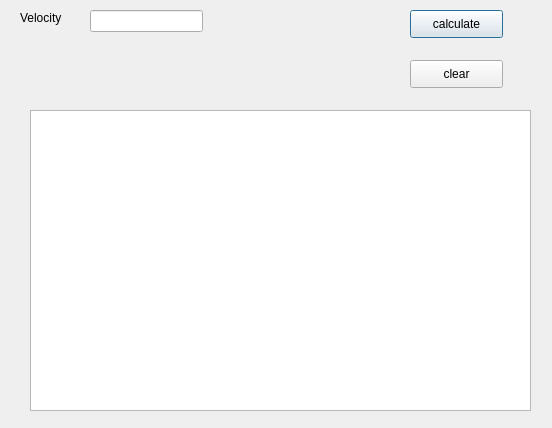
Before: the Qt Designer form trajui/trajectoryui.ui in jw3/traj, drawn with Qt 5.
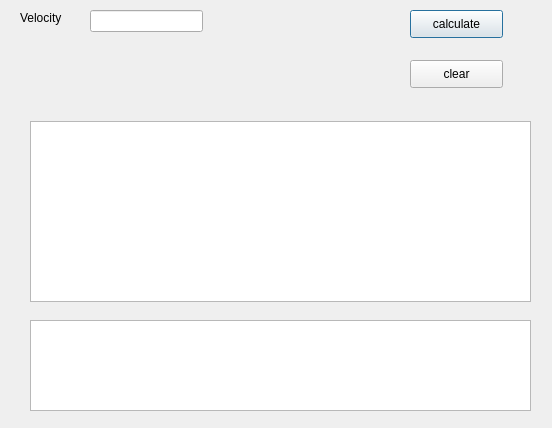
After: the same form once the commit is applied.

Commit message: added a crude but working table to display trajectory data

```diff
--- a/trajui/trajectoryui.ui
+++ b/trajui/trajectoryui.ui
@@ -43,9 +43,9 @@
    <property name="geometry">
     <rect>
      <x>30</x>
-     <y>110</y>
+     <y>320</y>
      <width>501</width>
-     <height>301</height>
+     <height>91</height>
     </rect>
    </property>
   </widget>
@@ -75,6 +75,40 @@
     <string>Velocity</string>
    </property>
   </widget>
+  <widget class="QTableView" name="tableView">
+   <property name="geometry">
+    <rect>
+     <x>30</x>
+     <y>121</y>
+     <width>501</width>
+     <height>181</height>
+    </rect>
+   </property>
+   <property name="editTriggers">
+    <set>QAbstractItemView::NoEditTriggers</set>
+   </property>
+   <property name="dragDropOverwriteMode">
+    <bool>false</bool>
+   </property>
+   <attribute name="horizontalHeaderStretchLastSection">
+    <bool>true</bool>
+   </attribute>
+   <attribute name="verticalHeaderVisible">
+    <bool>true</bool>
+   </attribute>
+   <attribute name="verticalHeaderStretchLastSection">
+    <bool>true</bool>
+   </attribute>
+   <attribute name="verticalHeaderVisible">
+    <bool>true</bool>
+   </attribute>
+   <attribute name="horizontalHeaderStretchLastSection">
+    <bool>true</bool>
+   </attribute>
+   <attribute name="verticalHeaderStretchLastSection">
+    <bool>true</bool>
+   </attribute>
+  </widget>
  </widget>
  <layoutdefault spacing="6" margin="11"/>
  <resources/>
```
The commit also changes 14 other files.
